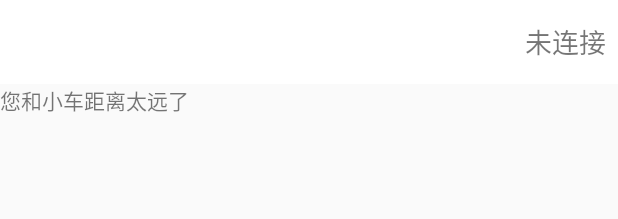
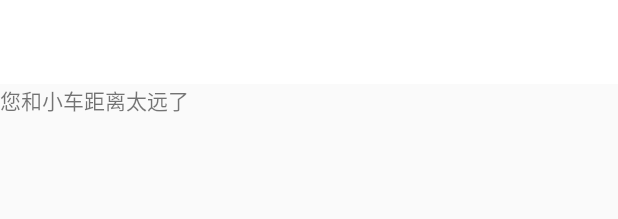
Before and after one commit to Charon1997/BleCar, an Android app: the layout activity_control.xml on its own in the app's theme, with its tools: preview values and no code run, on a phone screen of 412 x 824 dp. Shown: the top 219 px of the screen. Run offline under Robolectric (Android 15) with nearby library versions, the phone set to English and light mode, and no system bars.

```diff
--- a/app/src/main/res/layout/activity_control.xml
+++ b/app/src/main/res/layout/activity_control.xml
@@ -10,17 +10,9 @@
             android:background="?attr/colorPrimary"
             android:layout_width="match_parent"
             android:layout_height="wrap_content"
-            android:paddingTop="25dp">
+            android:paddingTop="25dp"
+            >
         </android.support.v7.widget.Toolbar>
-        <TextView
-            android:id="@+id/connect_control"
-            android:layout_width="wrap_content"
-            android:layout_height="wrap_content"
-            android:layout_alignParentRight="true"
-            android:layout_centerVertical="true"
-            android:layout_marginRight="8dp"
-            android:text="未连接"
-            android:textSize="18dp" />
     </RelativeLayout>
 
     <TextView
--- a/app/src/main/res/menu/control.xml
+++ b/app/src/main/res/menu/control.xml
@@ -1,6 +1,8 @@
 <?xml version="1.0" encoding="utf-8"?>
 <menu xmlns:android="http://schemas.android.com/apk/res/android"
-    xmlns:app="http://schemas.android.com/apk/res-auto">
+    xmlns:tools="http://schemas.android.com/tools"
+    xmlns:app="http://schemas.android.com/apk/res-auto"
+    tools:context="com.example.g150s.blecarnmid.ui.activities.ControlActivity">
     <item android:id="@+id/menu_refresh"
         android:checkable="false"
         android:orderInCategory="1"
--- a/app/src/main/res/values/styles.xml
+++ b/app/src/main/res/values/styles.xml
@@ -6,10 +6,17 @@
         <item name="colorPrimary">@color/white</item>
         <item name="colorPrimaryDark">@color/white</item>
         <item name="colorAccent">@color/colorAccent</item>
+        <item name="actionOverflowMenuStyle">@style/CKMenuStyle</item>
     </style>
 
     <style name="dialogTheme" parent="@style/Theme.AppCompat">
         <!-- Any customizations for your app running on devices with Theme.Holo here -->
     </style>
+    <style name="CKMenuStyle" parent="@style/Widget.AppCompat.Light.PopupMenu.Overflow">
+        <item name="overlapAnchor">false</item>
+    </style>
 
+    <style name="AppTheme.AppBarOverlay" parent="ThemeOverlay.AppCompat.Dark.ActionBar" />
+
+    <style name="AppTheme.PopupOverlay" parent="ThemeOverlay.AppCompat.Light" />
 </resources>
```
Also changed, not shown: app/src/main/java/com/example/g150s/blecarnmid/ble/BluetoothLeService.java (+7 -0 lines), app/src/main/java/com/example/g150s/blecarnmid/ui/activities/ControlActivity.java (+122 -22 lines).
